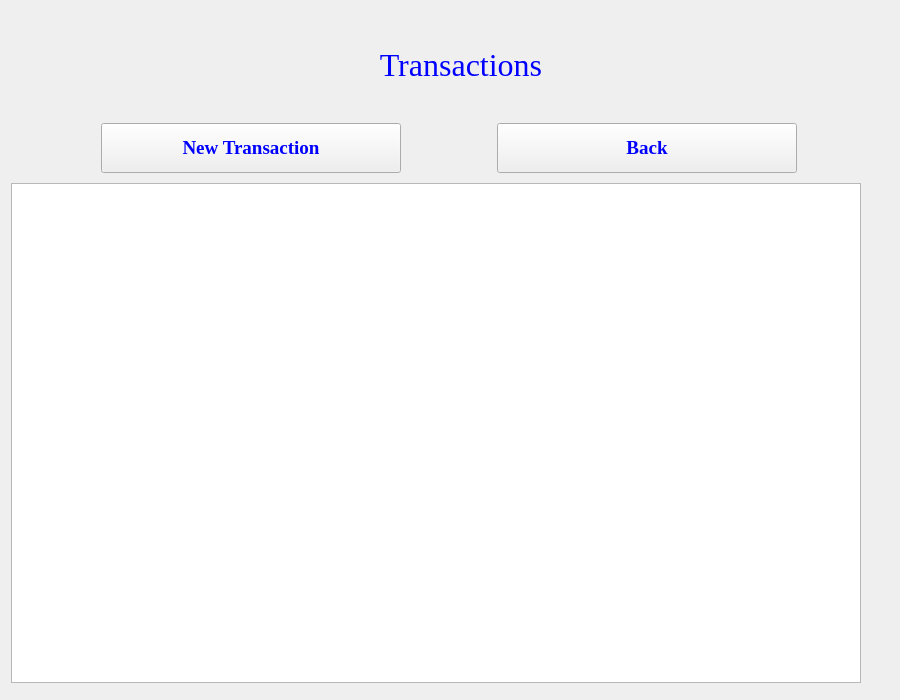
This is transactionlist.ui in jonathansaetre/BankSystem as Qt 5 draws it before an edit. The edited form follows.
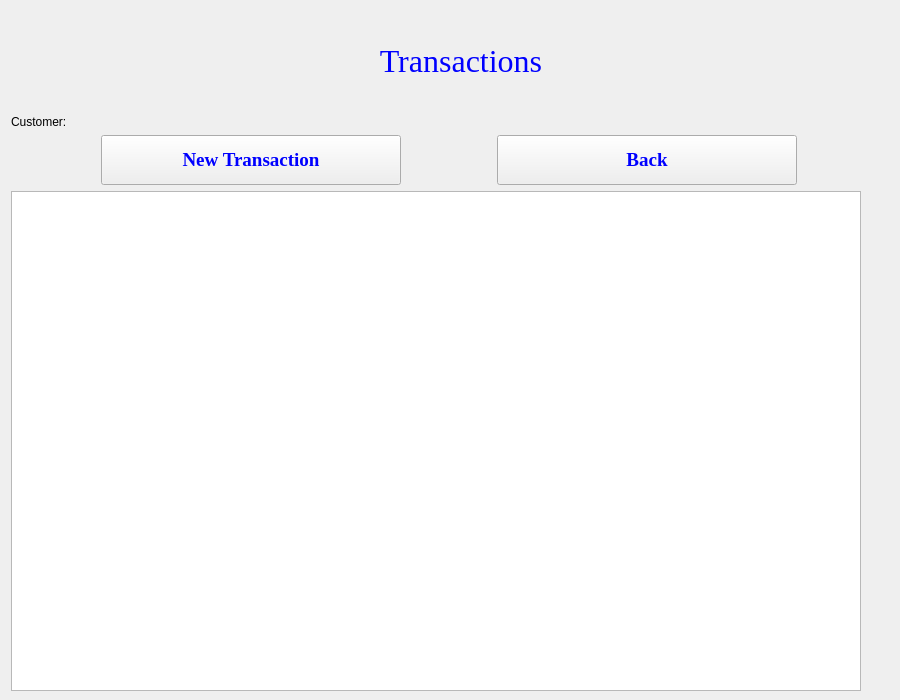
This is the edited form.

What changed in the file:
```diff
--- a/transactionlist.ui
+++ b/transactionlist.ui
@@ -82,6 +82,24 @@
      </property>
     </widget>
    </item>
+   <item>
+    <layout class="QHBoxLayout" name="horizontalLayout_2">
+     <item>
+      <widget class="QLabel" name="labelCustomer">
+       <property name="text">
+        <string>Customer:</string>
+       </property>
+      </widget>
+     </item>
+     <item>
+      <widget class="QLabel" name="labelName">
+       <property name="text">
+        <string/>
+       </property>
+      </widget>
+     </item>
+    </layout>
+   </item>
    <item>
     <layout class="QHBoxLayout" name="horizontalLayout">
      <item>
```
